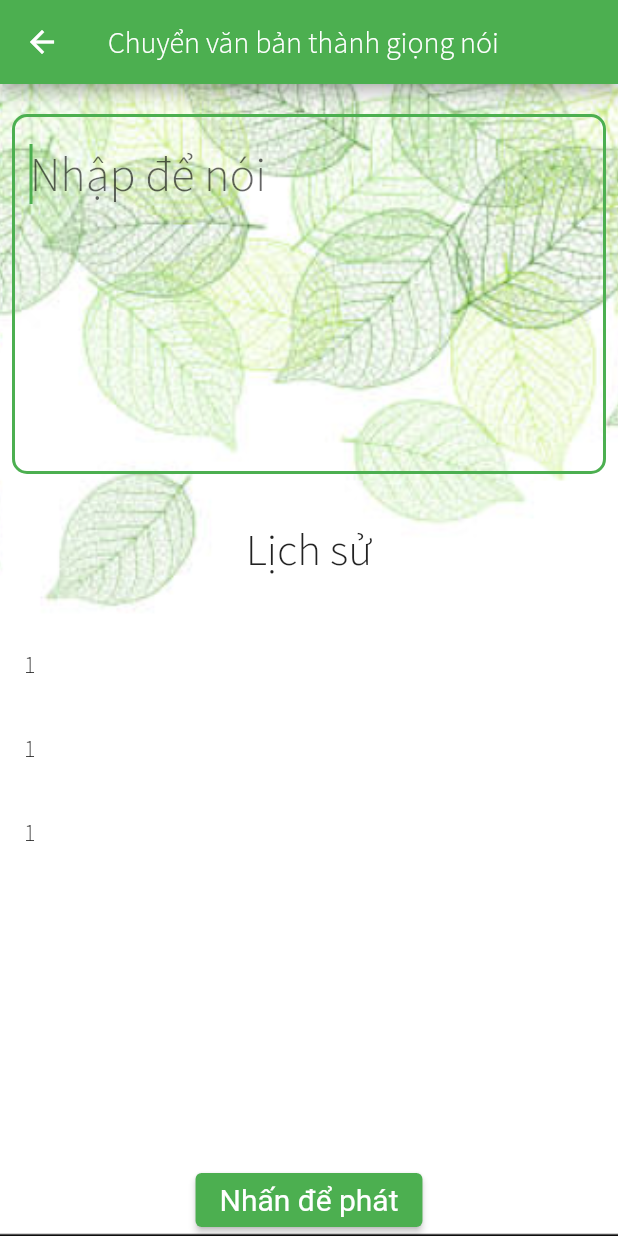
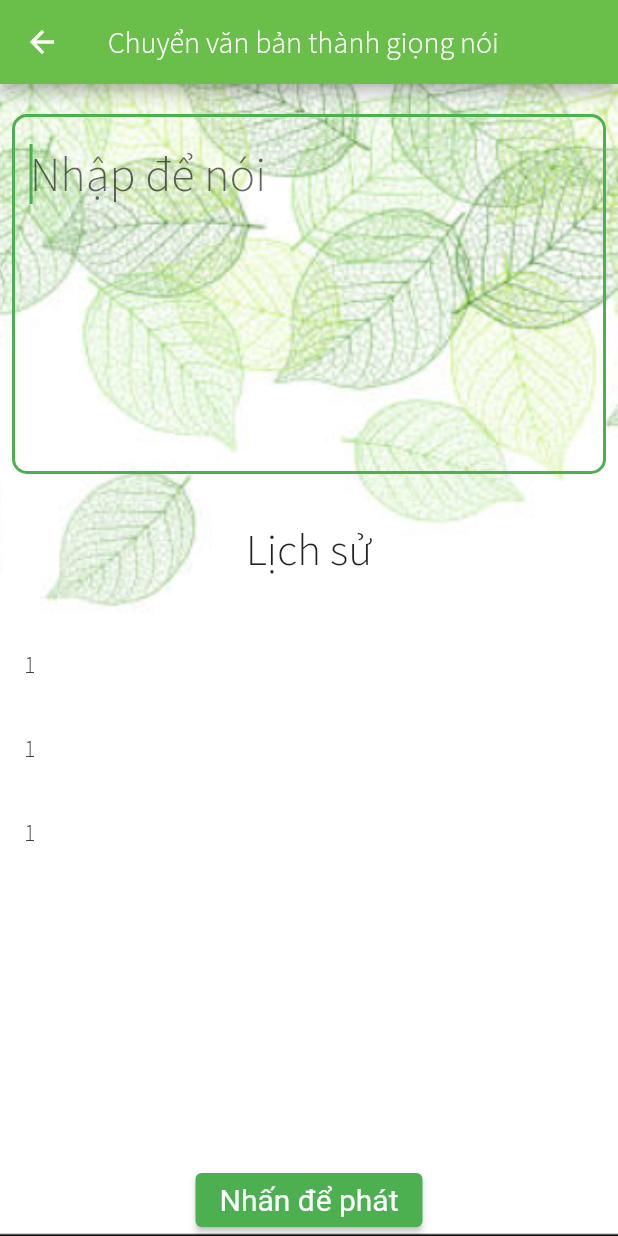
Before and after one commit to TranCongLiem/ALS_FE_CapstoneUI, a Flutter app: the TextToSpeech screen opened directly, on a phone screen of 412 x 824 dp. Run offline on Flutter 3.47's test engine with Material 2 defaults, Android fonts, the phone set to English and light mode, and no system bars; our stand-ins replace animated_splash_screen, audioplayers, avatar_glow, firebase_auth, firebase_core, firebase_storage and 9 more; missing offline and left inert: clipboard, flutter_audio_recorder2, highlight_text, request_permission; accounts and stored records are empty.

Commit message:
Fix UI to Review 1

```diff
--- a/lib/Feature/SpeechToText/voice_to_text.dart
+++ b/lib/Feature/SpeechToText/voice_to_text.dart
@@ -45,6 +45,7 @@ class _SpeechSampleAppState extends State<SpeechSampleApp> {
               // ignore: prefer_const_constructors
               Text('Chuyển giọng nói thành văn bản'),
           centerTitle: true,
+          backgroundColor: greenALS,
           actions: [
             Builder(builder: (context) {
               return IconButton(
--- a/lib/Feature/TextToSpeech/TextToSpeech.dart
+++ b/lib/Feature/TextToSpeech/TextToSpeech.dart
@@ -1,3 +1,4 @@
+import 'package:capstone_ui/Constant/constant.dart';
 import 'package:flutter/material.dart';
 import 'package:flutter_tts/flutter_tts.dart';
 
@@ -14,6 +15,7 @@ class _TextToSpeechState extends State<TextToSpeech> {
     return Scaffold(
       appBar: AppBar(
         title: Text('Chuyển văn bản thành giọng nói'),
+        backgroundColor: greenALS,
       ),
       body: Home(),
     );
@@ -52,9 +54,7 @@ class Home extends StatelessWidget {
                     hintText: 'Nhập để nói',
                     border: OutlineInputBorder(
                       borderRadius: BorderRadius.circular(10),
-                      borderSide: BorderSide(
-                        width: 10,
-                      ),
+                      borderSide: BorderSide(width: 10, color: greenALS),
                     )),
                 controller: textEditingController,
                 style: TextStyle(fontSize: 32.0, color: Colors.black),
--- a/lib/Login/login_screen.dart
+++ b/lib/Login/login_screen.dart
@@ -1,4 +1,6 @@
 import 'package:capstone_ui/Constant/constant.dart';
+import 'package:capstone_ui/Feature/Newsfeed/newfeeds.dart';
+
 import 'package:capstone_ui/Login/verify_phone.dart';
 import 'package:capstone_ui/Register/register_screen.dart';
 import 'package:capstone_ui/Register/role_screen.dart';
@@ -109,7 +111,7 @@ class _LoginScreenState extends State<LoginScreen> {
                               pageBuilder: (BuildContext context,
                                   Animation<double> animation,
                                   Animation<double> secondaryAnimation) {
-                                return Home();
+                                return NewFeed();
                               },
                             ),
                           );
@@ -273,7 +275,7 @@ class _LoginScreenState extends State<LoginScreen> {
                               pageBuilder: (BuildContext context,
                                   Animation<double> animation,
                                   Animation<double> secondaryAnimation) {
-                                return Home();
+                                return NewFeed();
                               },
                             ),
                           );
--- a/lib/main.dart
+++ b/lib/main.dart
@@ -31,7 +31,7 @@ class MyApp extends StatelessWidget {
           fontFamily: 'San',
         ),
         debugShowCheckedModeBanner: false,
-        initialRoute: '/newsfeed',
+        initialRoute: '/login',
         onGenerateRoute: RouteGenerator.generateRoute,
       ),
     );
```
